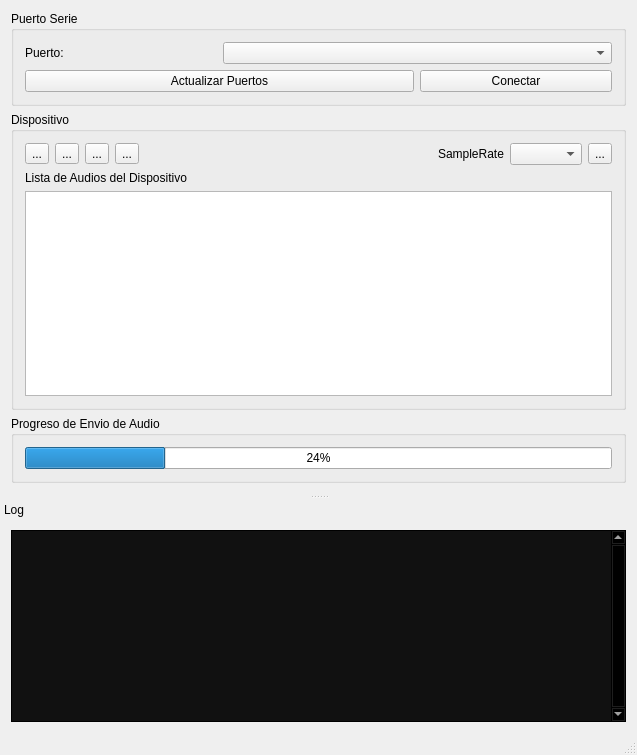
This is mainwindow.ui in diegodorado/tpo_info2_qt as Qt 5 draws it before an edit. The edited form follows.
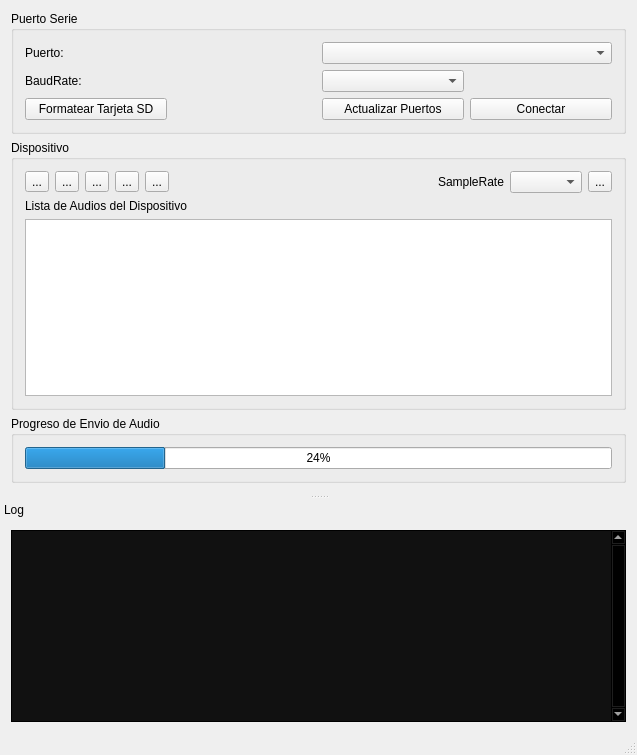
This is the edited form. Icons and pictures are not drawn.

The edit to the form file:
```diff
--- a/mainwindow.ui
+++ b/mainwindow.ui
@@ -27,39 +27,6 @@
   </property>
   <widget class="QWidget" name="centralWidget">
    <layout class="QGridLayout" name="gridLayout_4">
-    <item row="0" column="0">
-     <widget class="QGroupBox" name="groupBox_SerialConnection">
-      <property name="title">
-       <string>Puerto Serie</string>
-      </property>
-      <layout class="QGridLayout" name="gridLayout_2">
-       <item row="0" column="0">
-        <widget class="QLabel" name="label_Port">
-         <property name="text">
-          <string>Puerto:</string>
-         </property>
-        </widget>
-       </item>
-       <item row="1" column="2">
-        <widget class="QPushButton" name="pushButton_Connect">
-         <property name="text">
-          <string>Conectar</string>
-         </property>
-        </widget>
-       </item>
-       <item row="0" column="1" colspan="2">
-        <widget class="QComboBox" name="comboBox_PortList"/>
-       </item>
-       <item row="1" column="0" colspan="2">
-        <widget class="QPushButton" name="pushButton_RefreshPortList">
-         <property name="text">
-          <string>Actualizar Puertos</string>
-         </property>
-        </widget>
-       </item>
-      </layout>
-     </widget>
-    </item>
     <item row="1" column="0">
      <widget class="QGroupBox" name="groupBox_DeviceControl">
       <property name="title">
@@ -88,6 +55,23 @@
            </property>
           </widget>
          </item>
+         <item>
+          <widget class="QToolButton" name="toolButton_Stop">
+           <property name="text">
+            <string>...</string>
+           </property>
+           <property name="icon">
+            <iconset resource="icons.qrc">
+             <normaloff>:/images/media-stop.png</normaloff>:/images/media-stop.png</iconset>
+           </property>
+           <property name="iconSize">
+            <size>
+             <width>32</width>
+             <height>32</height>
+            </size>
+           </property>
+          </widget>
+         </item>
          <item>
           <widget class="QToolButton" name="toolButton_Pause">
            <property name="text">
@@ -213,6 +197,56 @@
       </layout>
      </widget>
     </item>
+    <item row="0" column="0">
+     <widget class="QGroupBox" name="groupBox_SerialConnection">
+      <property name="title">
+       <string>Puerto Serie</string>
+      </property>
+      <layout class="QGridLayout" name="gridLayout_2">
+       <item row="0" column="0" rowspan="2" colspan="2">
+        <widget class="QLabel" name="label_Port">
+         <property name="text">
+          <string>Puerto:</string>
+         </property>
+        </widget>
+       </item>
+       <item row="0" column="3" rowspan="2" colspan="2">
+        <widget class="QComboBox" name="comboBox_PortList"/>
+       </item>
+       <item row="2" column="3">
+        <widget class="QComboBox" name="comboBox_BaudRate"/>
+       </item>
+       <item row="5" column="3">
+        <widget class="QPushButton" name="pushButton_RefreshPortList">
+         <property name="text">
+          <string>Actualizar Puertos</string>
+         </property>
+        </widget>
+       </item>
+       <item row="5" column="4">
+        <widget class="QPushButton" name="pushButton_Connect">
+         <property name="text">
+          <string>Conectar</string>
+         </property>
+        </widget>
+       </item>
+       <item row="2" column="0">
+        <widget class="QLabel" name="label_BaudRate">
+         <property name="text">
+          <string>BaudRate:</string>
+         </property>
+        </widget>
+       </item>
+       <item row="5" column="0">
+        <widget class="QPushButton" name="pushButton_FormatSD">
+         <property name="text">
+          <string>Formatear Tarjeta SD</string>
+         </property>
+        </widget>
+       </item>
+      </layout>
+     </widget>
+    </item>
    </layout>
   </widget>
   <widget class="QStatusBar" name="statusBar"/>
```
